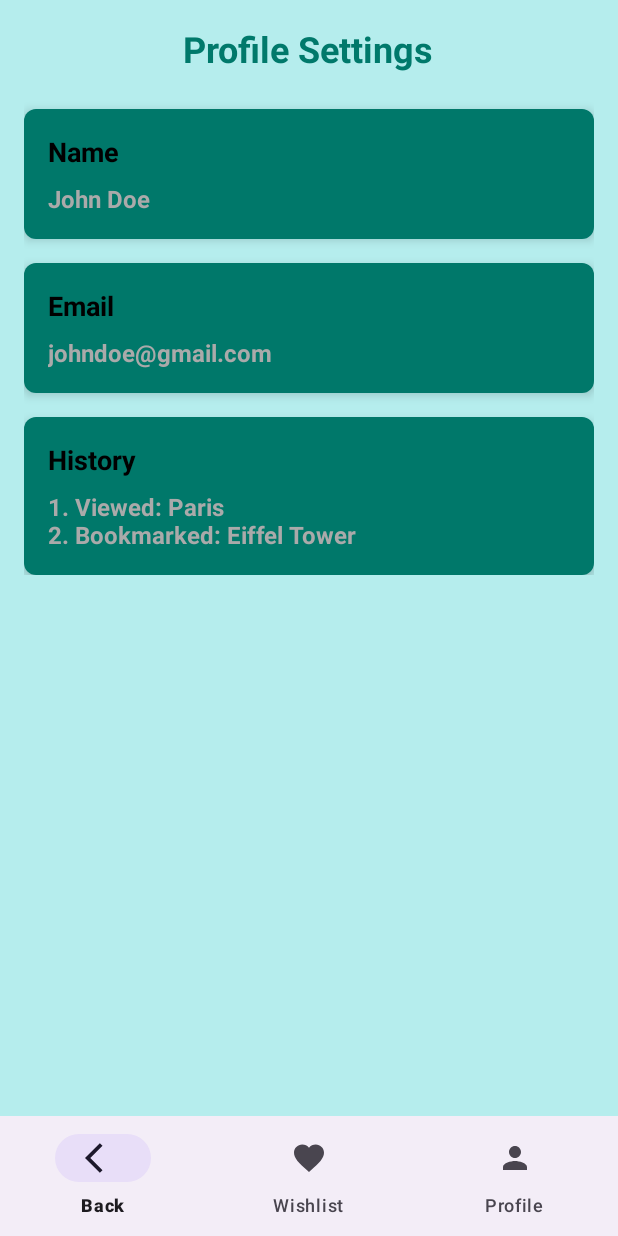
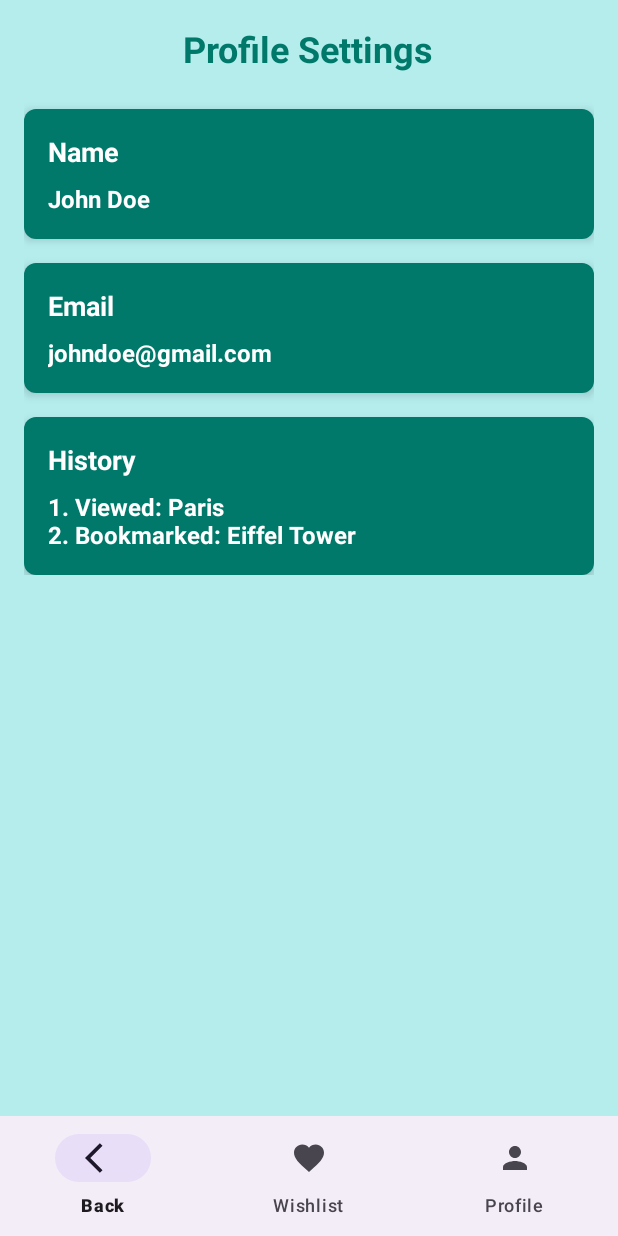
Before and after one commit to lne2003/TravelGuideApp, an Android app: the ProfileSettingsActivity screen opened directly, with no data from a screen before it, on a phone screen of 412 x 824 dp. Run offline under Robolectric (Android 15) with nearby library versions, the phone set to English and light mode, and no system bars; our stand-ins replace Firebase (no records; nobody signed in at launch, a user with empty details on screens opened directly).

Commit message:
changed appearance of privacy settings/profile settings (coloring)

```diff
--- a/app/src/main/res/layout/activity_profile_settings.xml
+++ b/app/src/main/res/layout/activity_profile_settings.xml
@@ -38,7 +38,7 @@
                 android:textStyle="bold"
                 android:textSize="18sp"
                 android:layout_marginBottom="8dp"
-                android:textColor="@android:color/black" />
+                android:textColor="@android:color/white" />
 
             <TextView
                 android:id="@+id/nameTextView"
@@ -47,7 +47,7 @@
                 android:textStyle="bold"
                 android:text="John Doe"
                 android:textSize="16sp"
-                android:textColor="@android:color/darker_gray" />
+                android:textColor="@android:color/white" />
         </LinearLayout>
 
         <!-- Email Card -->
@@ -67,7 +67,7 @@
                 android:textStyle="bold"
                 android:textSize="18sp"
                 android:layout_marginBottom="8dp"
-                android:textColor="@android:color/black" />
+                android:textColor="@android:color/white" />
 
             <TextView
                 android:id="@+id/emailTextView"
@@ -76,7 +76,7 @@
                 android:textStyle="bold"
                 android:text="johndoe@gmail.com"
                 android:textSize="16sp"
-                android:textColor="@android:color/darker_gray" />
+                android:textColor="@android:color/white" />
         </LinearLayout>
 
         <!-- History Card -->
@@ -95,7 +95,7 @@
                 android:textStyle="bold"
                 android:textSize="18sp"
                 android:layout_marginBottom="8dp"
-                android:textColor="@android:color/black" />
+                android:textColor="@android:color/white" />
 
             <TextView
                 android:id="@+id/historyTextView"
@@ -104,7 +104,7 @@
                 android:textStyle="bold"
                 android:text="1. Viewed: Paris\n2. Bookmarked: Eiffel Tower"
                 android:textSize="16sp"
-                android:textColor="@android:color/darker_gray" />
+                android:textColor="@android:color/white" />
         </LinearLayout>
     </LinearLayout>
 </ScrollView>
```
Also changed, not shown: app/src/main/res/layout/activity_privacy_settings.xml (+6 -2 lines).
